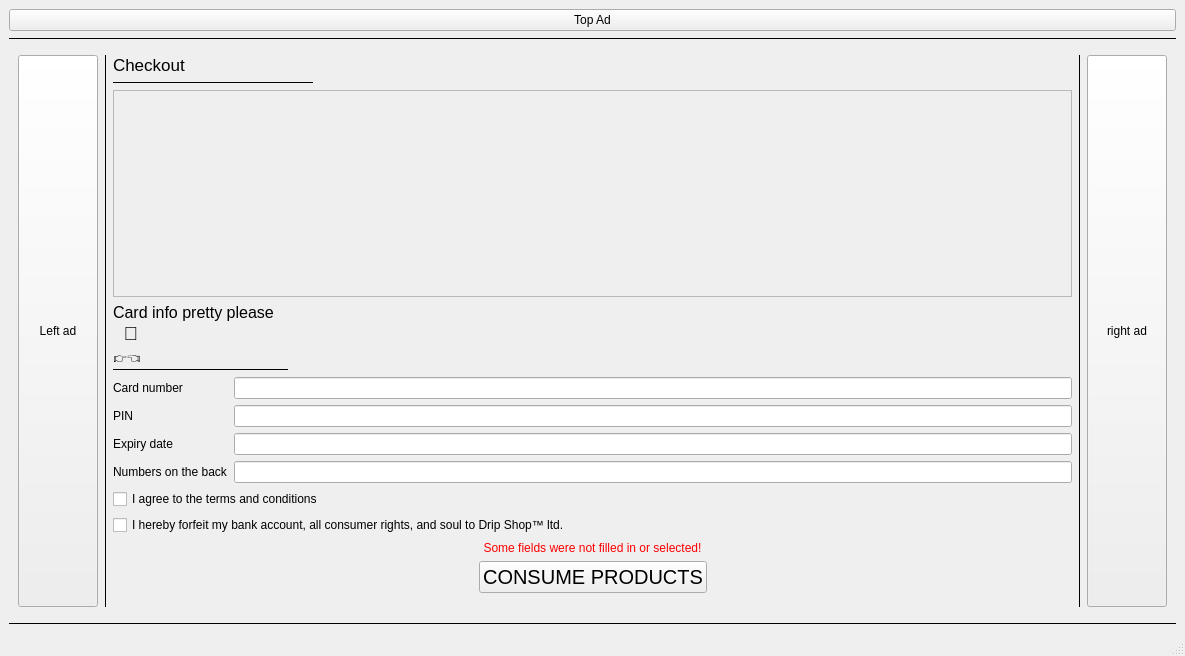
First picture: the form in mainwindow.ui, repository hnowakowski/Online-shop-simulator, before the edit.
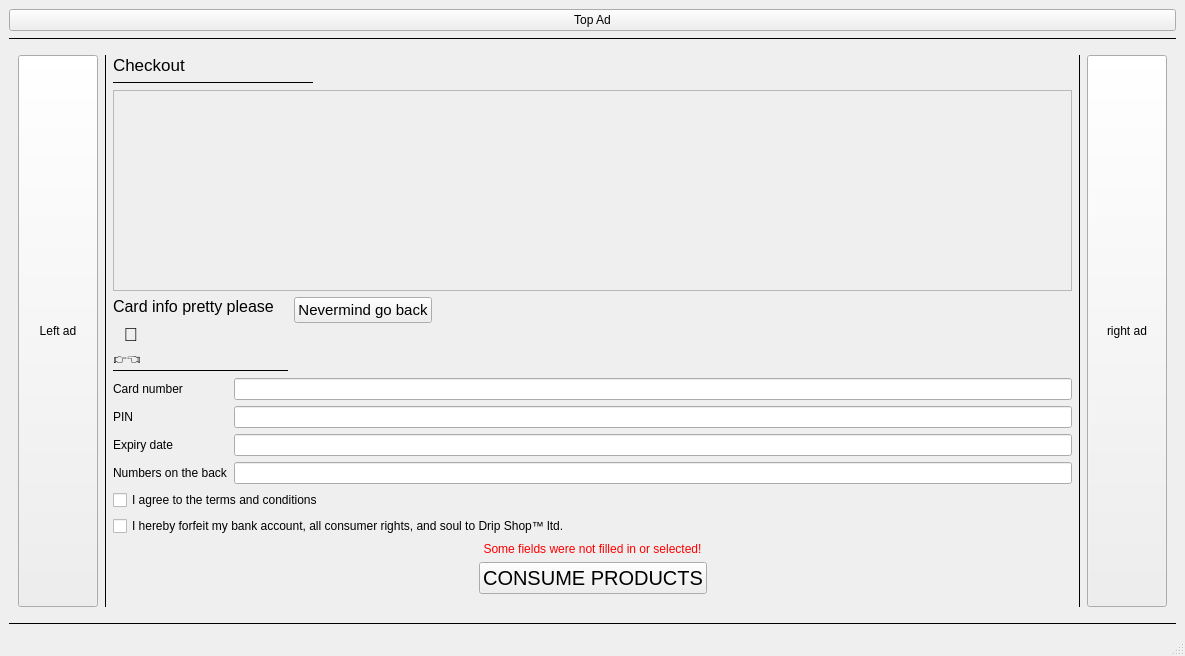
Second picture: the form after the edit.

Commit message: checkout go back button

Patch:
```diff
--- a/mainwindow.ui
+++ b/mainwindow.ui
@@ -778,7 +778,7 @@
                  <x>0</x>
                  <y>0</y>
                  <width>953</width>
-                 <height>141</height>
+                 <height>133</height>
                 </rect>
                </property>
               </widget>
@@ -865,6 +865,36 @@
                 </property>
                </widget>
               </item>
+              <item row="0" column="1">
+               <layout class="QHBoxLayout" name="horizontalLayout_12">
+                <item>
+                 <widget class="QPushButton" name="btnCheckoutGotoCart">
+                  <property name="font">
+                   <font>
+                    <pointsize>11</pointsize>
+                    <bold>false</bold>
+                   </font>
+                  </property>
+                  <property name="text">
+                   <string>Nevermind go back</string>
+                  </property>
+                 </widget>
+                </item>
+                <item>
+                 <spacer name="horizontalSpacer_9">
+                  <property name="orientation">
+                   <enum>Qt::Orientation::Horizontal</enum>
+                  </property>
+                  <property name="sizeHint" stdset="0">
+                   <size>
+                    <width>40</width>
+                    <height>20</height>
+                   </size>
+                  </property>
+                 </spacer>
+                </item>
+               </layout>
+              </item>
              </layout>
             </item>
             <item>
```
Left out of the diff: 8 changed lines with no effect on the pictures. The commit also changes 2 other files.
